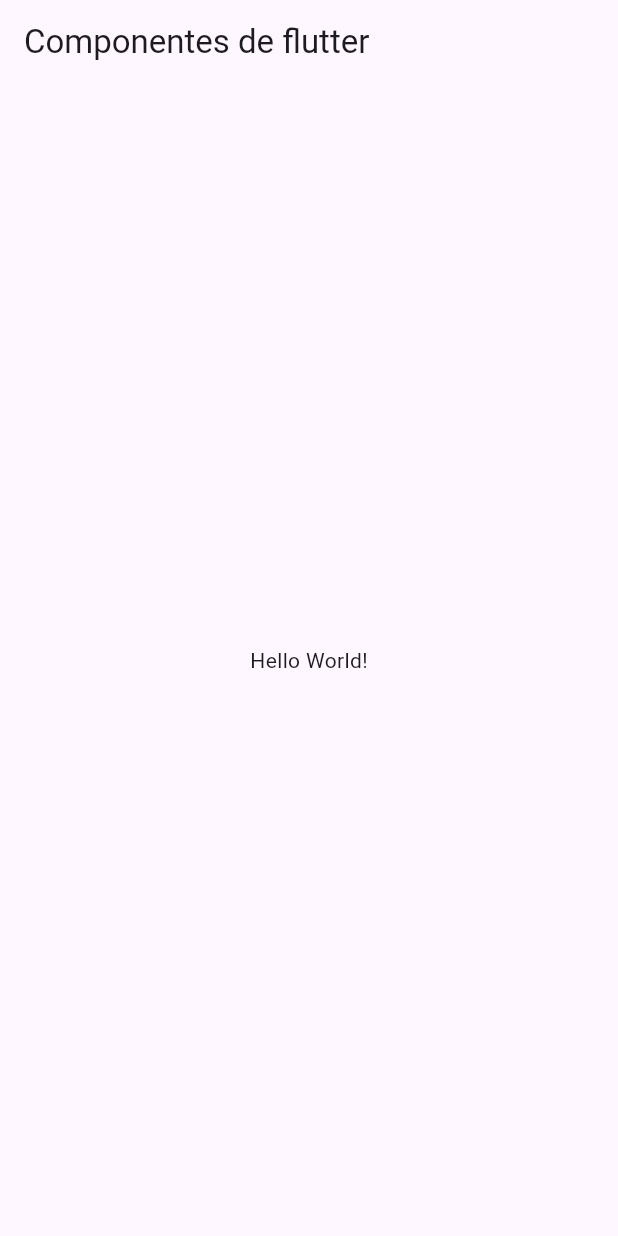
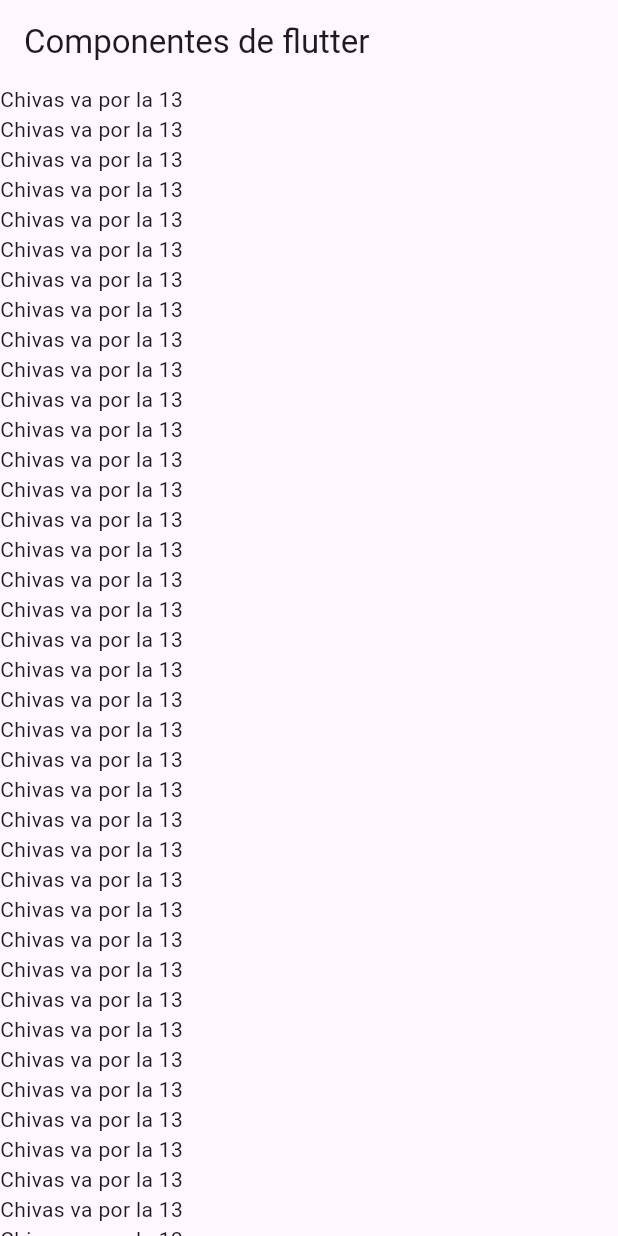
Before and after one commit to juanpablotv/componentes_flutter, a Flutter app: the screen it shows after launch, on a phone screen of 412 x 824 dp. Run offline on Flutter 3.47's test engine with Material 3 defaults, Android fonts, the phone set to English and light mode, and no system bars.

Commit message:
Adding then listView to the HomeScreen

```diff
--- a/lib/home_screeen.dart
+++ b/lib/home_screeen.dart
@@ -9,9 +9,76 @@ class HomeScreen extends StatelessWidget {
         appBar: AppBar(
           title: const Text('Componentes de flutter'),
         ), // appBar
-        body: const Center(
-          child: Text('Hello World!'),
-        ),
+        body: ListView(
+          children: const [
+            Text('Chivas va por la 13'),
+            Text('Chivas va por la 13'),
+            Text('Chivas va por la 13'),
+            Text('Chivas va por la 13'),
+            Text('Chivas va por la 13'),
+            Text('Chivas va por la 13'),
+            Text('Chivas va por la 13'),
+            Text('Chivas va por la 13'),
+            Text('Chivas va por la 13'),
+            Text('Chivas va por la 13'),
+            Text('Chivas va por la 13'),
+            Text('Chivas va por la 13'),
+            Text('Chivas va por la 13'),
+            Text('Chivas va por la 13'),
+            Text('Chivas va por la 13'),
+            Text('Chivas va por la 13'),
+            Text('Chivas va por la 13'),
+            Text('Chivas va por la 13'),
+            Text('Chivas va por la 13'),
+            Text('Chivas va por la 13'),
+            Text('Chivas va por la 13'),
+            Text('Chivas va por la 13'),
+            Text('Chivas va por la 13'),
+            Text('Chivas va por la 13'),
+            Text('Chivas va por la 13'),
+            Text('Chivas va por la 13'),
+            Text('Chivas va por la 13'),
+            Text('Chivas va por la 13'),
+            Text('Chivas va por la 13'),
+            Text('Chivas va por la 13'),
+            Text('Chivas va por la 13'),
+            Text('Chivas va por la 13'),
+            Text('Chivas va por la 13'),
+            Text('Chivas va por la 13'),
+            Text('Chivas va por la 13'),
+            Text('Chivas va por la 13'),
+            Text('Chivas va por la 13'),
+            Text('Chivas va por la 13'),
+            Text('Chivas va por la 13'),
+            Text('Chivas va por la 13'),
+            Text('Chivas va por la 13'),
+            Text('Chivas va por la 13'),
+            Text('Chivas va por la 13'),
+            Text('Chivas va por la 13'),
+            Text('Chivas va por la 13'),
+            Text('Chivas va por la 13'),
+            Text('Chivas va por la 13'),
+            Text('Chivas va por la 13'),
+            Text('Chivas va por la 13'),
+            Text('Chivas va por la 13'),
+            Text('Chivas va por la 13'),
+            Text('Chivas va por la 13'),
+            Text('Chivas va por la 13'),
+            Text('Chivas va por la 13'),
+            Text('Chivas va por la 13'),
+            Text('Chivas va por la 13'),
+            Text('Chivas va por la 13'),
+            Text('Chivas va por la 13'),
+            Text('Chivas va por la 13'),
+            Text('Chivas va por la 13'),
+            Text('Chivas va por la 13'),
+            Text('Chivas va por la 13'),
+            Text('Chivas va por la 13'),
+            Text('Chivas va por la 13'),
+            Text('Chivas va por la 13'),
+          ],
+        )
+
       );
   }
 }
--- a/lib/main_app.dart
+++ b/lib/main_app.dart
@@ -7,6 +7,7 @@ class MainApp extends StatelessWidget {
   @override
   Widget build(BuildContext context) {
     return const MaterialApp(
+      debugShowCheckedModeBanner: false,
       home: HomeScreen(),
     );
   }
```
